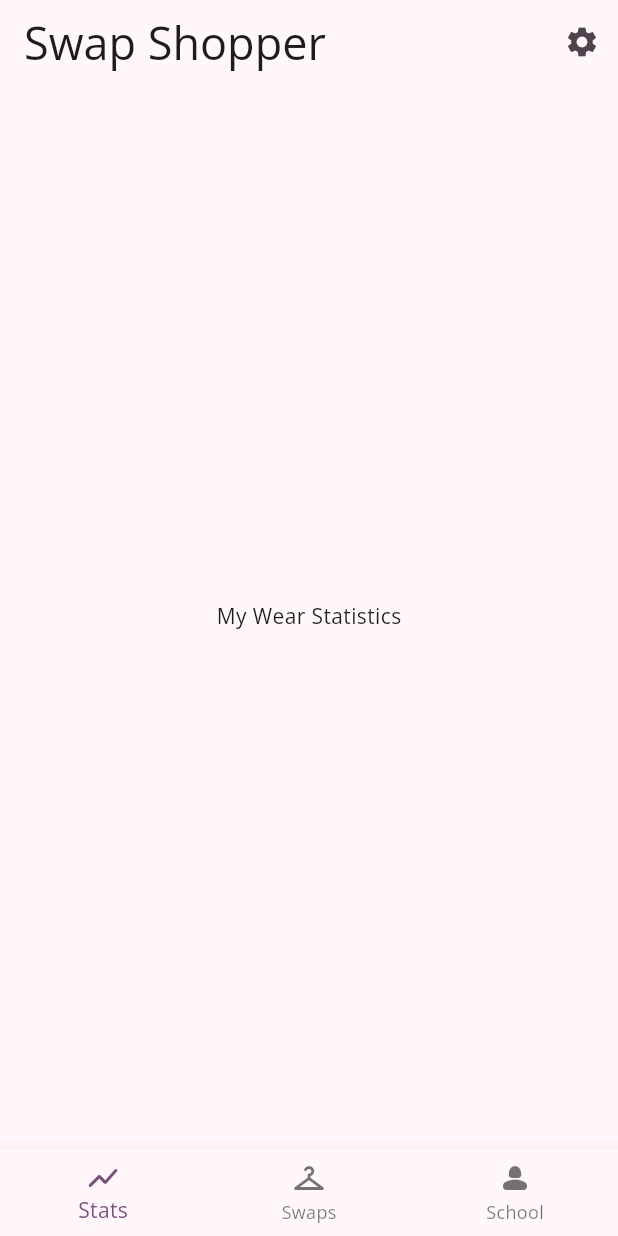
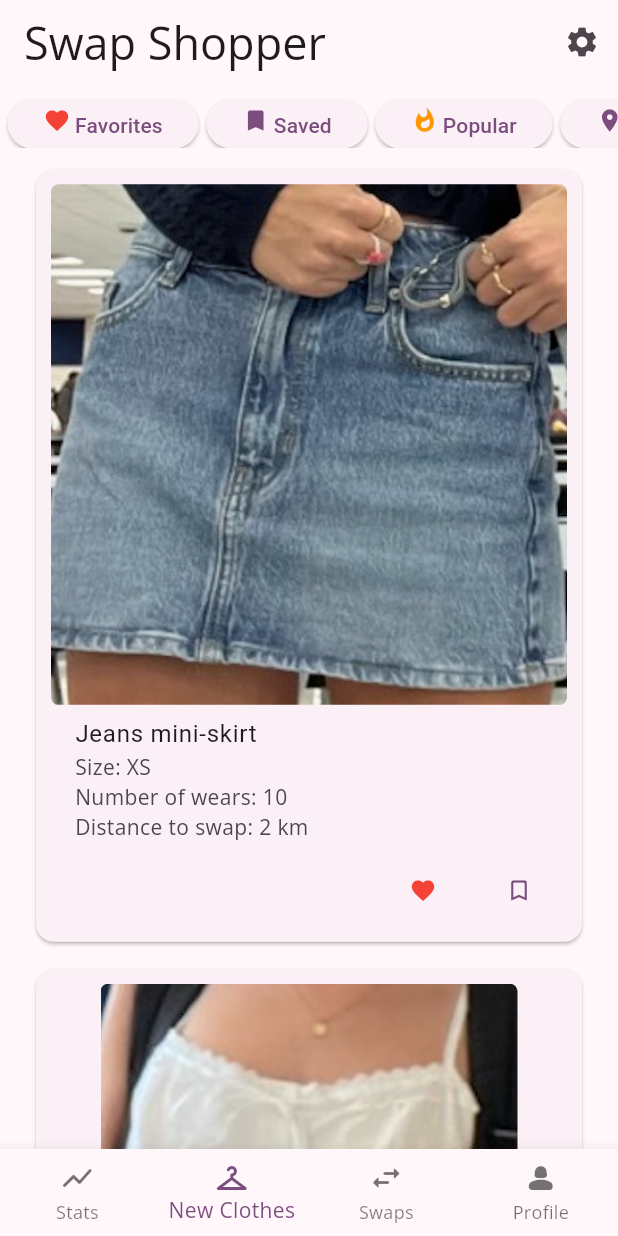
Before and after one commit to ceh-2000/diis, a Flutter app: the screen it shows after launch, on a phone screen of 412 x 824 dp. Run offline on Flutter 3.47's test engine with Material 3 defaults, Android fonts, the phone set to English and light mode, and no system bars; our stand-ins replace google_fonts.

Commit message:
Lots of app design complete

```diff
--- /dev/null
+++ b/lib/clothes.dart
@@ -0,0 +1,128 @@
+import 'package:diis/garment.dart';
+import 'package:flutter/cupertino.dart';
+import 'package:flutter/material.dart';
+
+import 'item_details.dart';
+
+class NewClothes extends StatefulWidget {
+  const NewClothes({super.key});
+
+  @override
+  State<NewClothes> createState() => _NewClothes();
+}
+
+class _NewClothes extends State<NewClothes> {
+  // Define hard-coded values for app demo
+  static List<Garment> garments = [
+    Garment("Jeans mini-skirt", "assets/images/garment_1.png", "ceh210", 2,
+        "XS", 10),
+    Garment("White sleeveless top", "assets/images/garment_2.png", "ceh210", 1,
+        "S", 2),
+    Garment(
+        "Orange tank top", "assets/images/garment_3.png", "ceh210", 2, "M", 50),
+    Garment("Dodgers blue t-shirt", "assets/images/garment_4.png", "sms227", 2,
+        "XS", 4),
+    Garment("Strapless green dress", "assets/images/garment_5.jpg", "sms227", 2,
+        "S", 10),
+  ];
+
+  static String user = "ceh210";
+
+  Widget SingleItem(Garment garment) {
+    return Card(
+        child: Padding(
+            padding: EdgeInsets.all(10.0),
+            child: Column(
+              mainAxisSize: MainAxisSize.min,
+              mainAxisAlignment: MainAxisAlignment.center,
+              crossAxisAlignment: CrossAxisAlignment.start,
+              children: <Widget>[
+                ItemDetails(garment: garment, show_distance: true),
+                Row(
+                  mainAxisAlignment: MainAxisAlignment.end,
+                  children: <Widget>[
+                    TextButton(
+                      child: Icon(Icons.favorite, color: Colors.red),
+                      onPressed: () {/* ... */},
+                    ),
+                    TextButton(
+                      child: Icon(Icons.bookmark_border_rounded,
+                          color: Theme.of(context).colorScheme.primary),
+                      onPressed: () {/* ... */},
+                    ),
+                  ],
+                ),
+              ],
+            )));
+  }
+
+  Widget IconTextButton(Icon icon, String text) {
+    return ElevatedButton(
+        onPressed: () {},
+        child: Wrap(children: [
+          icon,
+          SizedBox(width: 3.0),
+          Padding(padding: EdgeInsets.only(top: 2.0), child: Text(text))
+        ]));
+  }
+
+  @override
+  Widget build(BuildContext context) {
+    return Column(children: [
+      SizedBox(height: 10.0),
+      Expanded(
+        flex: 1,
+        child: SingleChildScrollView(
+            scrollDirection: Axis.horizontal,
+            child: Row(children: [
+              SizedBox(width: 5.0),
+
+              IconTextButton(
+                  Icon(Icons.favorite, color: Colors.red), "Favorites"),
+              SizedBox(width: 5.0),
+              IconTextButton(
+                  Icon(Icons.bookmark_rounded,
+                      color: Theme.of(context).colorScheme.primary),
+                  "Saved"),
+              SizedBox(width: 5.0),
+              IconTextButton(
+                  Icon(Icons.whatshot, color: Colors.orange), "Popular"),
+              SizedBox(width: 5.0),
+              IconTextButton(
+                  Icon(Icons.location_on,
+                      color: Theme.of(context).colorScheme.primary),
+                  "Close by"),
+              SizedBox(width: 5.0),
+              IconTextButton(
+                  Icon(Icons.checkroom_rounded,
+                      color: Theme.of(context).colorScheme.primary),
+                  "Size SMALL"),
+              SizedBox(width: 5.0),
+              IconTextButton(
+                  Icon(Icons.people,
+                      color: Theme.of(context).colorScheme.primary),
+                  "Friends"),
+              SizedBox(width: 5.0),
+            ])),
+      ),
+      SizedBox(height: 10.0),
+      Expanded(
+          flex: 20,
+          child: SingleChildScrollView(
+              child: Padding(
+                  padding: EdgeInsets.symmetric(horizontal: 20.0),
+                  child: Column(children: [
+                    SingleItem(garments[0]),
+                    SizedBox(height: 10.0),
+                    SingleItem(garments[1]),
+                    SizedBox(height: 10.0),
+                    SingleItem(garments[2]),
+                    SizedBox(height: 10.0),
+                    SingleItem(garments[3]),
+                    SizedBox(height: 10.0),
+                    SingleItem(garments[4]),
+                    SizedBox(height: 10.0),
+                  ]))))
+    ]);
+  }
+}
--- /dev/null
+++ b/lib/garment.dart
@@ -0,0 +1,10 @@
+class Garment {
+  String name;
+  String image_path;
+  String owner;
+  int owner_distance;
+  String size;
+  int num_wears;
+
+  Garment(this.name, this.image_path, this.owner, this.owner_distance, this.size, this.num_wears);
+}
--- /dev/null
+++ b/lib/item_details.dart
@@ -0,0 +1,42 @@
+import 'package:flutter/material.dart';
+
+import 'garment.dart';
+
+class ItemDetails extends StatelessWidget {
+  const ItemDetails({
+    super.key,
+    this.garment,
+    this.show_distance,
+    this.child,
+  });
+
+  final Widget? child;
+  final Garment? garment;
+  final bool? show_distance;
+
+  @override
+  Widget build(BuildContext context) {
+    return Column(children: [
+      ClipRRect(
+        borderRadius: BorderRadius.circular(5.0),
+        child: Image.asset(garment!.image_path),
+      ),
+      ListTile(
+        title: Text(garment!.name),
+        subtitle: show_distance!
+            ? Text("Size: " +
+                garment!.size +
+                "\nNumber of wears: " +
+                garment!.num_wears.toString() +
+                "\nDistance to swap: " +
+                garment!.owner_distance.toString() +
+                " km")
+            : Text("Size: " +
+                garment!.size +
+                "\nNumber of wears: " +
+                garment!.num_wears.toString() +
+                "\n"),
+      ),
+    ]);
+  }
+}
--- a/lib/main.dart
+++ b/lib/main.dart
@@ -1,8 +1,11 @@
+import 'package:diis/clothes.dart';
 import 'package:diis/profile.dart';
 import 'package:diis/swaps.dart';
 import 'package:diis/wear-statistics.dart';
 import 'package:flutter/material.dart';
 import 'package:google_fonts/google_fonts.dart';
+
+import 'garment.dart';
 
 void main() {
   runApp(MyApp());
@@ -29,8 +32,7 @@
                 fontSize: 30,
               ),
               bodyMedium: GoogleFonts.openSans(),
-    displaySmall: GoogleFonts.openSans())
-      ),
+              displaySmall: GoogleFonts.openSans())),
       home: const MyHomePage(),
     );
   }
@@ -44,10 +46,11 @@
 }
 
 class _MyHomePageState extends State<MyHomePage> {
-  int _selectedIndex = 0;
+  int _selectedIndex = 1;
 
   static final List<Widget> _widgetOptions = <Widget>[
     MyWearStats(),
+    NewClothes(),
     MySwaps(),
     MyProfile(),
   ];
@@ -79,6 +82,7 @@
         child: _widgetOptions.elementAt(_selectedIndex),
       ),
       bottomNavigationBar: BottomNavigationBar(
+          type : BottomNavigationBarType.fixed,
         items: <BottomNavigationBarItem>[
           BottomNavigationBarItem(
             icon: Icon(Icons.show_chart_rounded),
@@ -86,11 +90,15 @@
           ),
           BottomNavigationBarItem(
             icon: Icon(Icons.checkroom_rounded),
+            label: 'New Clothes',
+          ),
+          BottomNavigationBarItem(
+            icon: Icon(Icons.swap_horiz_rounded),
             label: 'Swaps',
           ),
           BottomNavigationBarItem(
             icon: Icon(Icons.person_2_rounded),
-            label: 'School',
+            label: 'Profile',
           ),
         ],
         currentIndex: _selectedIndex,
--- a/lib/swaps.dart
+++ b/lib/swaps.dart
@@ -1,4 +1,8 @@
+import 'package:diis/garment.dart';
+import 'package:flutter/cupertino.dart';
 import 'package:flutter/material.dart';
+
+import 'item_details.dart';
 
 class MySwaps extends StatefulWidget {
   const MySwaps({super.key});
@@ -8,10 +12,63 @@ class MySwaps extends StatefulWidget {
 }
 
 class _MySwaps extends State<MySwaps> {
+  // Define hard-coded values for app demo
+  static List<Garment> garments = [
+    Garment("Jeans mini-skirt", "assets/images/garment_1.png", "ceh210", 2,
+        "XS", 10),
+    Garment("White sleeveless top", "assets/images/garment_2.png",
+        "ceh210", 1, "S", 2),
+    Garment(
+        "Orange tank top", "assets/images/garment_3.png", "ceh210", 2, "M", 50),
+    Garment("Dodgers blue t-shirt", "assets/images/garment_4.png", "sms227", 2,
+        "XS", 4),
+    Garment("Strapless green dress", "assets/images/garment_5.jpg", "sms227", 2,
+        "S", 10),
+  ];
+
+  static String user = "ceh210";
+
+  Widget SingleSwap(Garment garment_1, Garment garment_2) {
+    return Card(
+        child: Padding(
+            padding: EdgeInsets.all(10.0),
+            child: Column(
+              mainAxisSize: MainAxisSize.min,
+              mainAxisAlignment: MainAxisAlignment.center,
+              crossAxisAlignment: CrossAxisAlignment.start,
+              children: <Widget>[
+                Row(
+                    crossAxisAlignment: CrossAxisAlignment.end,
+                    children: [
+                  Expanded(flex: 1, child: ItemDetails(garment: garment_1, show_distance: false)),
+                  SizedBox(width: 10.0),
+                  Expanded(flex: 1, child: ItemDetails(garment: garment_2, show_distance: true))
+                ]),
+                Row(
+                  mainAxisAlignment: MainAxisAlignment.end,
+                  children: <Widget>[
+                    TextButton(
+                      child: const Text('SWAP'),
+                      onPressed: () {/* ... */},
+                    ),
+                  ],
+                ),
+              ],
+            )));
+  }
+
   @override
   Widget build(BuildContext context) {
-    return Center(
-        child: Text("My Swaps")
-    );
+    return SingleChildScrollView(
+        child: Padding(
+            padding: EdgeInsets.symmetric(horizontal: 20.0),
+            child: Column(children: [
+              SingleSwap(garments[0], garments[4]),
+              SizedBox(height: 10.0),
+              SingleSwap(garments[1], garments[3]),
+              SizedBox(height: 10.0),
+              SingleSwap(garments[2], garments[4]),
+              SizedBox(height: 10.0),
+            ])));
   }
 }
```
Also changed, not shown: assets/images/garment_1.png (added), assets/images/garment_2.png (added), assets/images/garment_3.png (added), assets/images/garment_4.png (added), assets/images/garment_5.jpg (added). Lines whose indentation alone changed are shown as unchanged.
